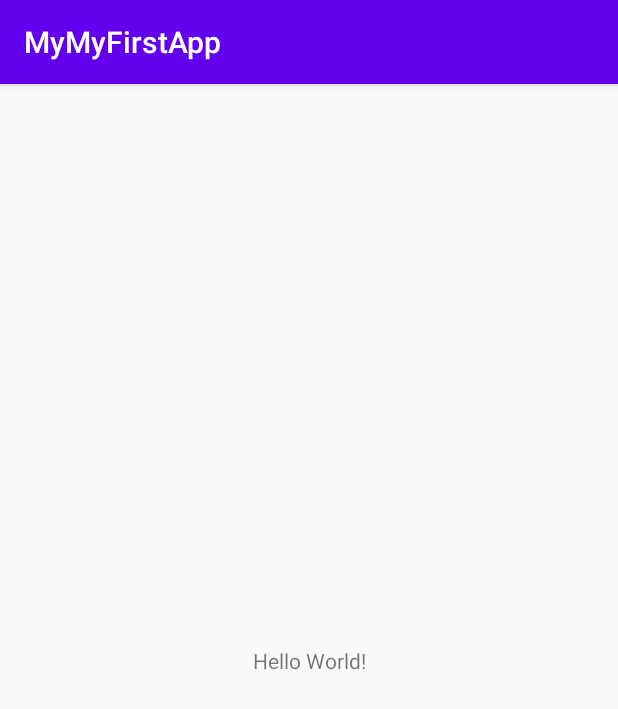
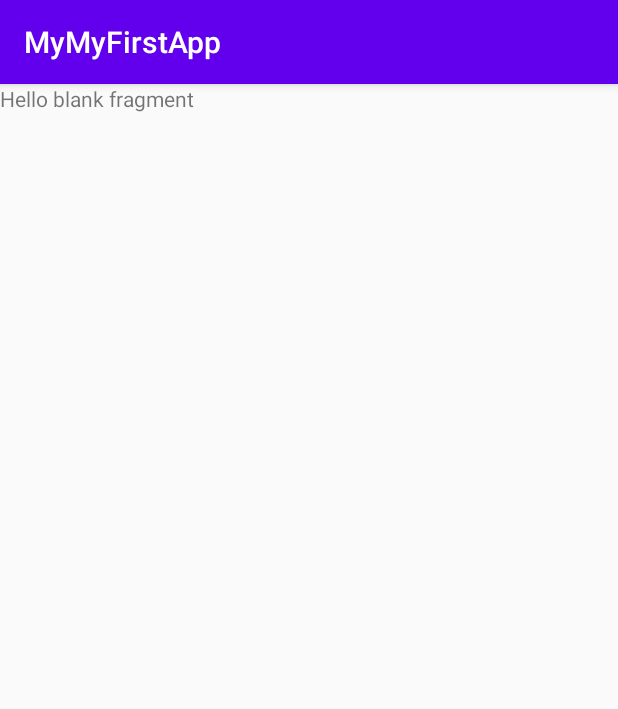
Before and after one commit to suwimol-do/MyMyFirstApp, an Android app: the screen it shows after launch (MainActivity), on a phone screen of 412 x 824 dp. Shown: the top 709 px of the screen. Run offline under Robolectric (Android 15) with nearby library versions, the phone set to English and light mode, and no system bars; our stand-ins replace data binding.

Commit message:
Create NavHostFragment Add fragments to the navigation graph

```diff
--- a/app/src/main/res/layout/activity_main.xml
+++ b/app/src/main/res/layout/activity_main.xml
@@ -1,18 +1,32 @@
 <?xml version="1.0" encoding="utf-8"?>
-<androidx.constraintlayout.widget.ConstraintLayout xmlns:android="http://schemas.android.com/apk/res/android"
+<layout xmlns:android="http://schemas.android.com/apk/res/android"
     xmlns:app="http://schemas.android.com/apk/res-auto"
-    xmlns:tools="http://schemas.android.com/tools"
-    android:layout_width="match_parent"
-    android:layout_height="match_parent"
-    tools:context=".MainActivity">
+    xmlns:tools="http://schemas.android.com/tools">
 
-    <TextView
-        android:layout_width="wrap_content"
-        android:layout_height="wrap_content"
-        android:text="Hello World!"
-        app:layout_constraintBottom_toBottomOf="parent"
-        app:layout_constraintLeft_toLeftOf="parent"
-        app:layout_constraintRight_toRightOf="parent"
-        app:layout_constraintTop_toTopOf="parent" />
+    <data>
 
-</androidx.constraintlayout.widget.ConstraintLayout>
+    </data>
+
+    <androidx.constraintlayout.widget.ConstraintLayout
+        android:layout_width="match_parent"
+        android:layout_height="match_parent"
+        tools:context=".MainActivity">
+
+
+        <LinearLayout
+            android:layout_width="match_parent"
+            android:layout_height="match_parent"
+            tools:context=".MainActivity">
+
+            <fragment
+                android:id="@+id/fragment"
+                android:name="androidx.navigation.fragment.NavHostFragment"
+                android:layout_width="match_parent"
+                android:layout_height="match_parent"
+                app:defaultNavHost="true"
+                app:navGraph="@navigation/navigation" />
+
+
+        </LinearLayout>
+    </androidx.constraintlayout.widget.ConstraintLayout>
+</layout>
--- a/app/src/main/res/navigation/navigation.xml
+++ b/app/src/main/res/navigation/navigation.xml
@@ -1,5 +1,26 @@
 <?xml version="1.0" encoding="utf-8"?>
 <navigation xmlns:android="http://schemas.android.com/apk/res/android"
-    xmlns:app="http://schemas.android.com/apk/res-auto" android:id="@+id/navigation">
+    xmlns:app="http://schemas.android.com/apk/res-auto"
+    xmlns:tools="http://schemas.android.com/tools"
+    android:id="@+id/navigation"
+    app:startDestination="@id/aboutmeFragment">
 
+    <fragment
+        android:id="@+id/aboutmeFragment"
+        android:name="com.example.mymyfirstapp.AboutmeFragment"
+        android:label="fragment_aboutme"
+        tools:layout="@layout/fragment_aboutme" >
+        <action
+            android:id="@+id/action_aboutmeFragment_to_contactFragment"
+            app:destination="@id/contactFragment" />
+    </fragment>
+    <fragment
+        android:id="@+id/contactFragment"
+        android:name="com.example.mymyfirstapp.ContactFragment"
+        android:label="fragment_contact"
+        tools:layout="@layout/fragment_contact" >
+        <action
+            android:id="@+id/action_contactFragment_to_aboutmeFragment"
+            app:destination="@id/aboutmeFragment" />
+    </fragment>
 </navigation>
```
